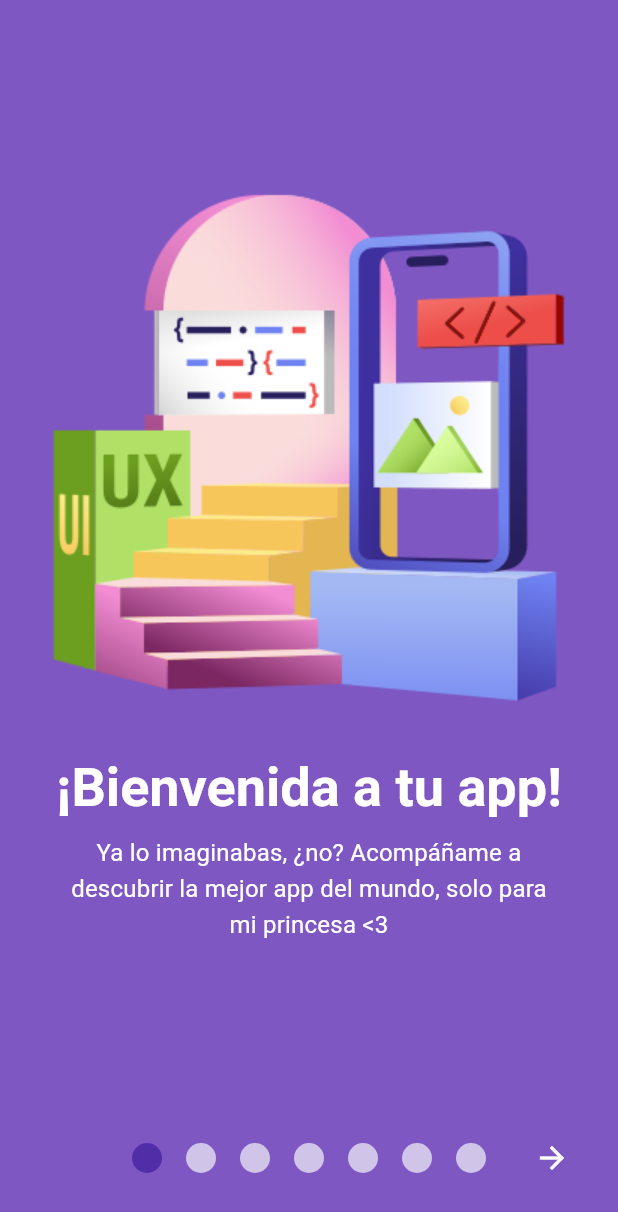
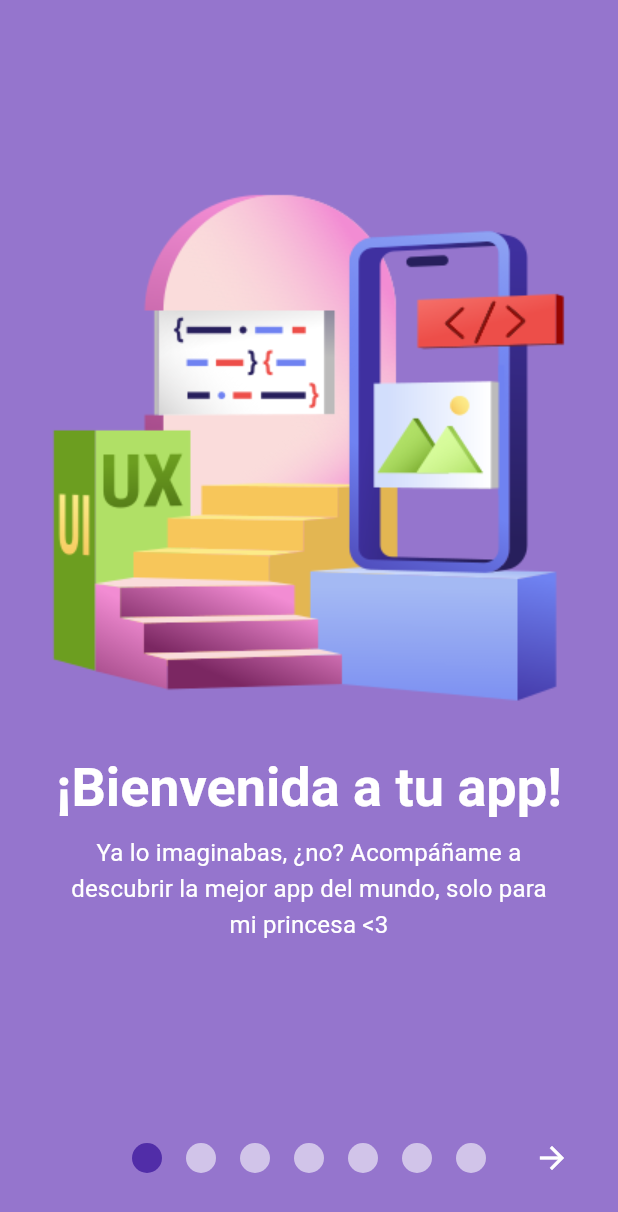
Before and after one commit to brunoanc/love, a Flutter app: the screen it shows after launch, on a phone screen of 412 x 824 dp. Shown: the top 1212 px of the screen. Run offline on Flutter 3.47's test engine with Material 3 defaults, Android fonts, the light colour scheme and no system bars; drawn by our look-alikes of smooth_page_indicator; our stand-ins replace after_layout, animated_notch_bottom_bar, auto_size_text, confetti, firebase_auth, firebase_core and 9 more; missing offline and left inert: lazy_load_indexed_stack; accounts and stored records are empty; generated files the repository leaves out were written again.

Commit message:
Prepare for publish

```diff
--- a/lib/first_time_intro/intro_page.dart
+++ b/lib/first_time_intro/intro_page.dart
@@ -18,7 +18,7 @@ class IntroPage extends StatelessWidget {
 
     return SafeArea(
       child: Container(
-        color: Colors.deepPurple.shade400,
+        color: Colors.deepPurple.shade300,
         child: Center(
           child: Padding(
             padding: const EdgeInsets.fromLTRB(20, 0, 20, 0),
--- a/pubspec.yaml
+++ b/pubspec.yaml
@@ -1,7 +1,7 @@
 name: love
-description: 'A new Flutter project.'
+description: 'Una app para mi preciosa <3'
 publish_to: 'none'
-version: 0.1.0
+version: 1.0.0
 
 environment:
   sdk: '>=3.2.3 <4.0.0'
```
Also changed, not shown: 1 other file.
